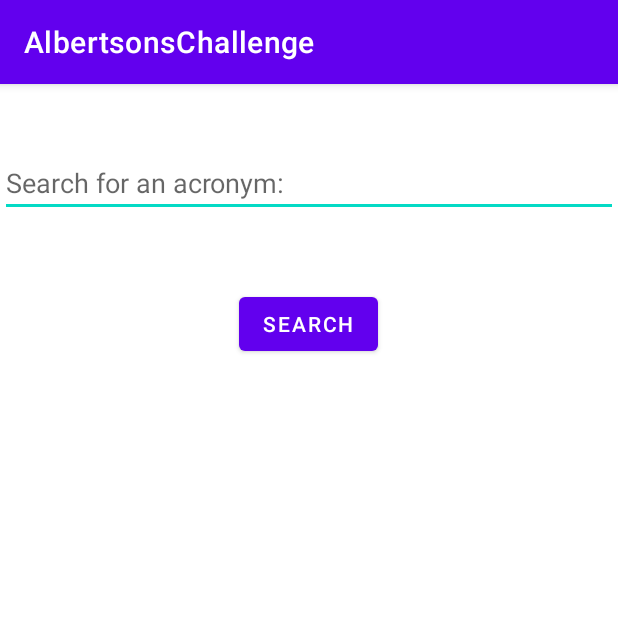
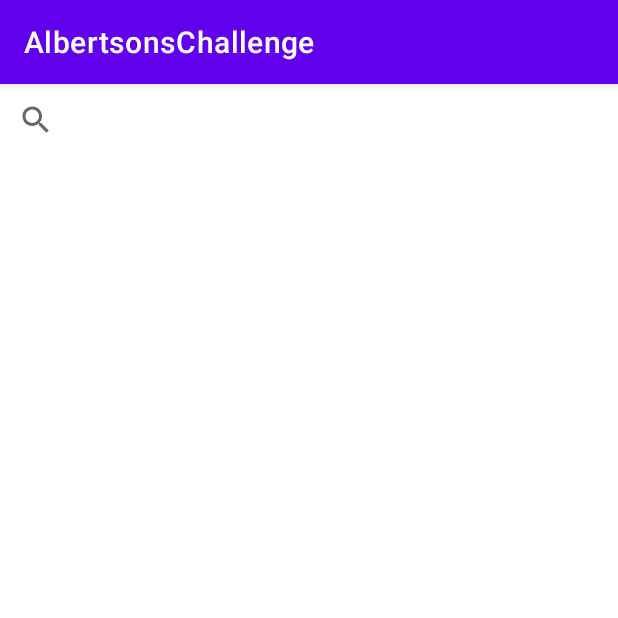
Before and after one commit to oceasia1622/AlbertsonsChallenge, an Android app: the screen it shows after launch (MainActivity), on a phone screen of 412 x 824 dp, the top half of it. Run offline under Robolectric (Android 15) with nearby library versions, the phone set to English and light mode, and no system bars; 1 statement that could not run was skipped.

Commit message:
Start
Initial Commit 10/3

```diff
--- a/app/src/main/java/com/example/albertsonschallenge/model/UIState.kt
+++ b/app/src/main/java/com/example/albertsonschallenge/model/UIState.kt
@@ -5,6 +5,6 @@ import com.example.albertsonschallenge.model.remote.Acronyms
 sealed class UIState {
     data class Response(val success: List<Acronyms>):UIState()
     data class Error(val errorMessage: String):UIState()
-    data class Loading(val isloading: Boolean =  true):UIState()
+    data class Loading(val loading: Boolean =  true):UIState()
     object Empty: UIState()
 }
--- /dev/null
+++ b/app/src/main/java/com/example/albertsonschallenge/view/AcronymLongformFragment.kt
@@ -0,0 +1,85 @@
+package com.example.albertsonschallenge.view
+
+import android.os.Bundle
+import android.view.LayoutInflater
+import android.view.View
+import android.view.ViewGroup
+import androidx.appcompat.widget.SearchView
+import androidx.fragment.app.Fragment
+import androidx.lifecycle.Observer
+import androidx.lifecycle.ViewModelProvider
+import androidx.recyclerview.widget.LinearLayoutManager
+import com.example.albertsonschallenge.databinding.SearchResultsBinding
+import com.example.albertsonschallenge.model.remote.AcronymLongforms
+import com.example.albertsonschallenge.model.remote.Acronyms
+import com.example.albertsonschallenge.view.adapters.SearchScreenAdapter
+import com.example.albertsonschallenge.viewmodel.AcronymSearchScreenViewModel
+
+class AcronymLongformFragment: Fragment() {
+    private lateinit var binding: SearchResultsBinding
+    private lateinit var adapter: SearchScreenAdapter
+
+    private val viewModel: AcronymSearchScreenViewModel by lazy{
+        ViewModelProvider(this)[AcronymSearchScreenViewModel::class.java]
+    }
+
+    companion object{
+        private const val KEY_LIST: String = "List_Acronym_Longforms"
+        fun newInstance(data: List<Acronyms>) =
+            AcronymLongformFragment().apply {
+                arguments = Bundle().apply {
+                    val result = ArrayList<Acronyms>()
+                    data.forEach { result.add(it) }
+                    putParcelableArrayList(KEY_LIST, result)
+                }
+            }
+    }
+
+    override fun onCreateView(
+        inflater: LayoutInflater,
+        container: ViewGroup?,
+        savedInstanceState: Bundle?
+    ): View {
+        super.onCreateView(inflater, container, savedInstanceState)
+        binding = SearchResultsBinding.inflate(
+            inflater,
+            container,
+            false
+        )
+
+        initObservables()
+        initViews()
+        return binding.root
+    }
+
+    private fun initViews() {
+        binding.acronymSearch.setOnQueryTextListener(
+            object: SearchView.OnQueryTextListener{
+                override fun onQueryTextSubmit(query: String?): Boolean{
+                    return query?.let {
+                        viewModel.searchAcronyms(it)
+                        true
+                    } ?: false
+                }
+                override fun onQueryTextChange(newText: String?): Boolean {
+                    return false
+                }
+            }
+        )
+        adapter = SearchScreenAdapter(emptyList()){
+            updateAdapter(it as List<AcronymLongforms>)
+        }
+        binding.rvlfs.adapter = adapter
+        binding.rvlfs.layoutManager = LinearLayoutManager(context)
+    }
+
+    private fun initObservables() {
+        viewModel.uiState.observe(viewLifecycleOwner, Observer {
+            updateAdapter(it)
+        })
+    }
+
+    private fun updateAdapter(dataSet: List<AcronymLongforms>) {
+        adapter.updateList(dataSet)
+    }
+}
--- a/app/src/main/res/layout/activity_main.xml
+++ b/app/src/main/res/layout/activity_main.xml
@@ -6,30 +6,6 @@
     android:layout_width="match_parent"
     android:layout_height="match_parent"
     tools:context=".MainActivity">
-
-    <EditText
-        android:id="@+id/etSearchAcro"
-        android:layout_width="match_parent"
-        android:layout_height="wrap_content"
-        android:hint="@string/search_for_an_acronym"
-        android:inputType="text"
-        app:layout_constraintBottom_toTopOf="@+id/btnSearch"
-        app:layout_constraintEnd_toEndOf="parent"
-        app:layout_constraintHorizontal_bias="0.0"
-        app:layout_constraintStart_toStartOf="parent"
-        app:layout_constraintTop_toTopOf="parent"
-        app:layout_constraintVertical_bias="0.481" />
-
-    <Button
-        android:id="@id/btnSearch"
-        android:layout_width="wrap_content"
-        android:layout_height="wrap_content"
-        android:layout_marginBottom="584dp"
-        app:layout_constraintBottom_toBottomOf="parent"
-        app:layout_constraintEnd_toEndOf="parent"
-        app:layout_constraintHorizontal_bias="0.498"
-        app:layout_constraintStart_toStartOf="parent"
-        android:text="@string/search"/>
 
     <androidx.fragment.app.FragmentContainerView
         android:id="@+id/container"
@@ -41,9 +17,9 @@
         android:layout_width="50dp"
         android:layout_height="50dp"
         android:visibility="invisible"
-        app:layout_constraintTop_toTopOf="parent"
         app:layout_constraintBottom_toBottomOf="parent"
         app:layout_constraintEnd_toEndOf="parent"
-        app:layout_constraintStart_toStartOf="parent"/>
+        app:layout_constraintStart_toStartOf="parent"
+        app:layout_constraintTop_toTopOf="parent" />
 
 </androidx.constraintlayout.widget.ConstraintLayout>
--- /dev/null
+++ b/app/src/main/res/layout/search_results.xml
@@ -0,0 +1,40 @@
+<?xml version="1.0" encoding="utf-8"?>
+<androidx.constraintlayout.widget.ConstraintLayout xmlns:android="http://schemas.android.com/apk/res/android"
+    xmlns:app="http://schemas.android.com/apk/res-auto"
+    android:layout_width="match_parent"
+    android:layout_height="match_parent">
+
+    <androidx.appcompat.widget.SearchView
+        android:id="@+id/acronym_search"
+        android:layout_width="match_parent"
+        android:layout_height="wrap_content"
+        app:layout_constraintBottom_toTopOf="@+id/btnSearch"
+        app:layout_constraintEnd_toEndOf="parent"
+        app:layout_constraintHorizontal_bias="0.0"
+        app:layout_constraintStart_toStartOf="parent"
+        app:layout_constraintTop_toTopOf="parent"
+        app:layout_constraintVertical_bias="0.166" />
+
+<!--    <Button-->
+<!--        android:id="@id/btnSearch"-->
+<!--        android:layout_width="wrap_content"-->
+<!--        android:layout_height="wrap_content"-->
+<!--        android:text="@string/search"-->
+<!--        app:layout_constraintBottom_toBottomOf="parent"-->
+<!--        app:layout_constraintEnd_toEndOf="parent"-->
+<!--        app:layout_constraintStart_toStartOf="parent"-->
+<!--        app:layout_constraintTop_toTopOf="parent"-->
+<!--        app:layout_constraintVertical_bias="0.144" />-->
+
+    <androidx.recyclerview.widget.RecyclerView
+        android:id="@+id/rvlfs"
+        android:layout_width="match_parent"
+        android:layout_height="wrap_content"
+        app:layout_constraintBottom_toBottomOf="parent"
+        app:layout_constraintEnd_toEndOf="parent"
+        app:layout_constraintHorizontal_bias="0.0"
+        app:layout_constraintStart_toStartOf="parent"
+        app:layout_constraintTop_toBottomOf="@+id/btnSearch"
+        app:layout_constraintVertical_bias="0.096" />
+
+</androidx.constraintlayout.widget.ConstraintLayout>
```
Also changed, not shown: app/src/main/java/com/example/albertsonschallenge/MainActivity.kt (+47 -45 lines), app/src/main/java/com/example/albertsonschallenge/di/ACApplication.kt (deleted, +0 -21 lines), app/src/main/java/com/example/albertsonschallenge/di/Component/ACComponent.kt (deleted, +0 -18 lines), app/src/main/java/com/example/albertsonschallenge/di/module/ContextModule.kt (deleted, +0 -13 lines), app/src/main/java/com/example/albertsonschallenge/di/module/CoroutineModule.kt (deleted, +0 -14 lines), app/src/main/java/com/example/albertsonschallenge/view/AcronymSearchDisplay.kt (+54 -54 lines), app/src/main/java/com/example/albertsonschallenge/view/adapters/SearchScreenAdapter.kt (+16 -17 lines), app/src/main/java/com/example/albertsonschallenge/viewmodel/AcronymSearchScreenViewModel.kt (+55 -16 lines), app/src/main/res/layout/container.xml (deleted, +0 -29 lines), app/src/main/res/layout/longforms_display.xml (+23 -5 lines), app/src/main/res/layout/variations_display.xml (deleted, +0 -8 lines).
